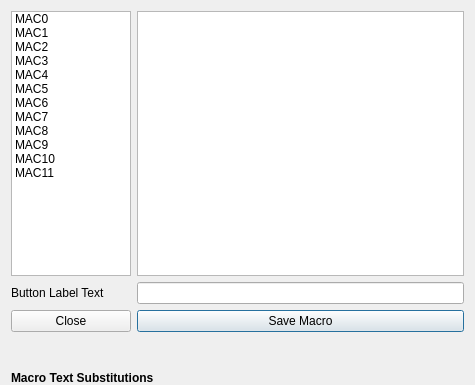
Before: the Qt Designer form macrodialog.ui in guitarpicva/RPiKeyerTerm, drawn with Qt 5; both pictures show x 0 to 475 and y 0 to 385 of the 475 by 553 pixel window.
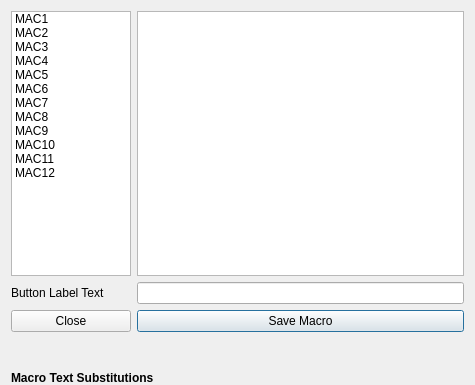
After: the same form once the commit is applied.

The edit to the form file:
```diff
--- a/macrodialog.ui
+++ b/macrodialog.ui
@@ -50,11 +50,6 @@
        <height>16777215</height>
       </size>
      </property>
-     <item>
-      <property name="text">
-       <string>MAC0</string>
-      </property>
-     </item>
      <item>
       <property name="text">
        <string>MAC1</string>
@@ -110,6 +105,11 @@
        <string>MAC11</string>
       </property>
      </item>
+     <item>
+      <property name="text">
+       <string>MAC12</string>
+      </property>
+     </item>
     </widget>
    </item>
    <item row="2" column="1">
```
